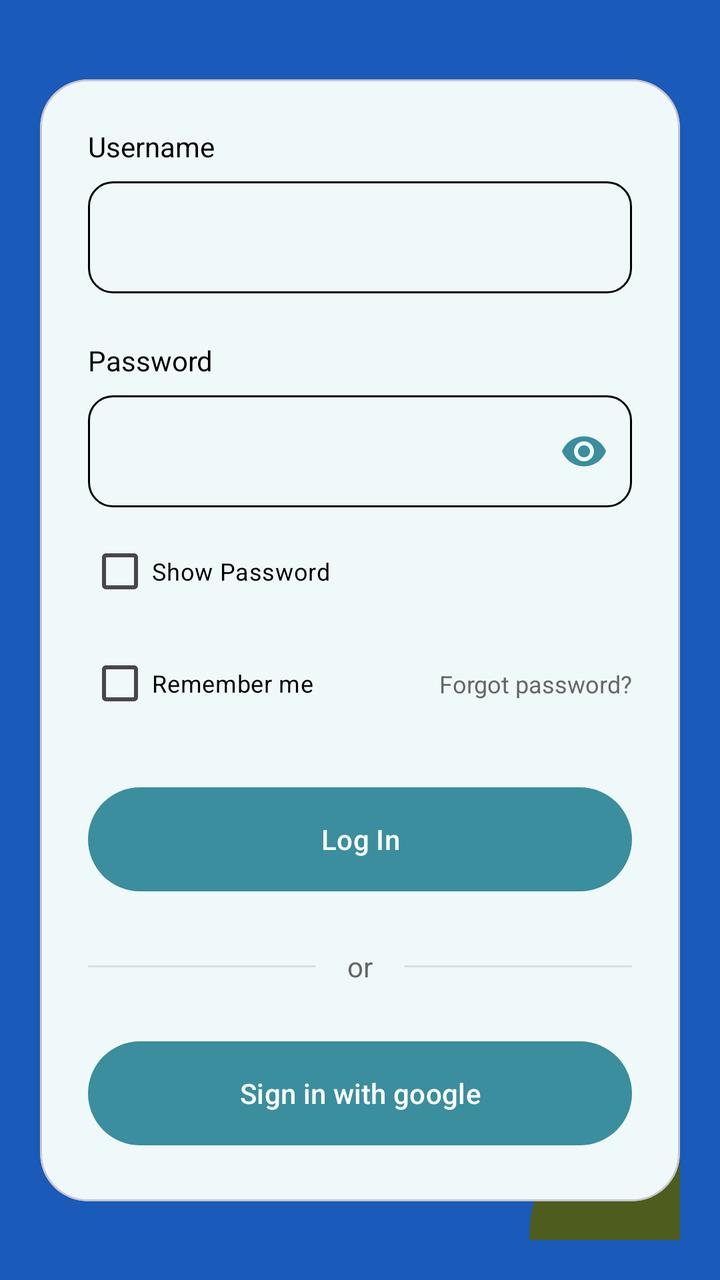
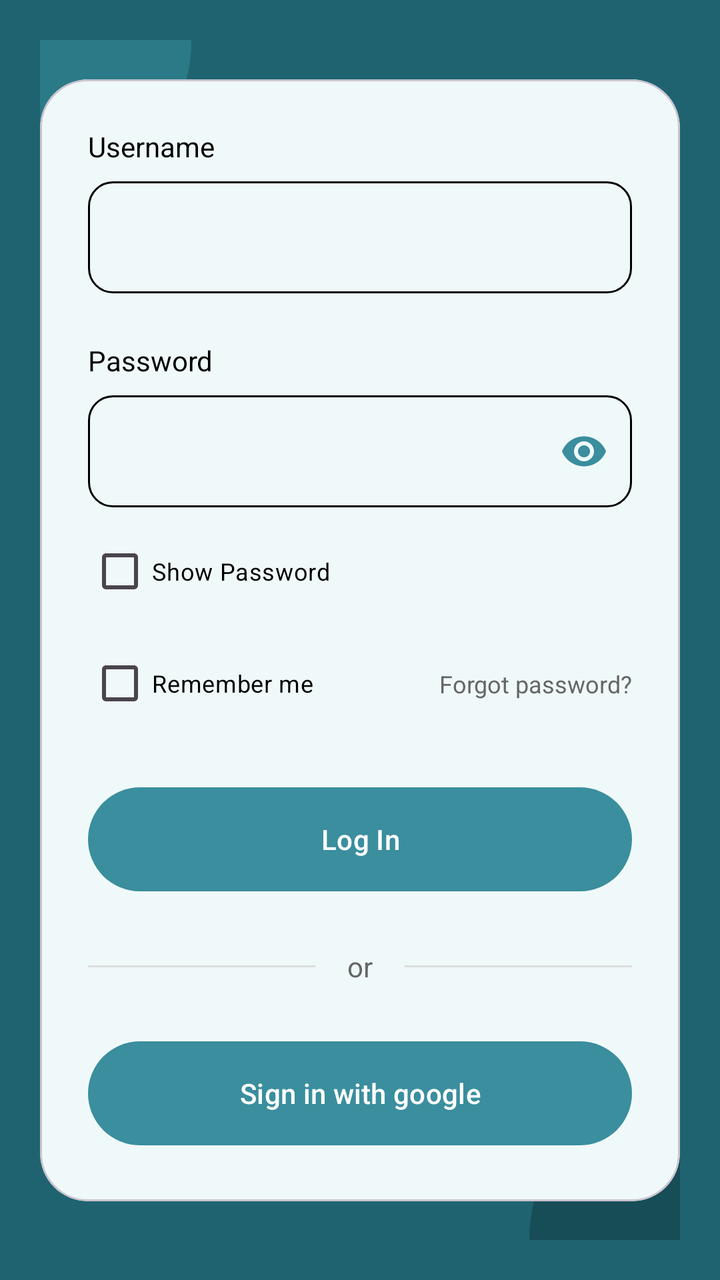

An Android layout rendered at two revisions. The XML below is the earlier revision; the diff shows what the commit changed to produce the second picture.
<!-- AndroidManifest.xml: application theme Theme.PharmaFind -->
<!-- res/layout/dialog_login.xml -->
<?xml version="1.0" encoding="utf-8"?>
<androidx.constraintlayout.widget.ConstraintLayout xmlns:android="http://schemas.android.com/apk/res/android"
    xmlns:app="http://schemas.android.com/apk/res-auto"
    android:layout_width="match_parent"
    android:layout_height="wrap_content"
    android:background="@color/primary_dark"
    android:padding="20dp">

    
    <View
        android:layout_width="150dp"
        android:layout_height="150dp"
        android:background="@drawable/circle_background"
        android:backgroundTint="#1A5AB8"
        android:layout_marginTop="-75dp"
        android:layout_marginStart="-75dp"
        app:layout_constraintTop_toTopOf="parent"
        app:layout_constraintStart_toStartOf="parent" />

    <View
        android:layout_width="150dp"
        android:layout_height="150dp"
        android:background="@drawable/circle_background"
        android:backgroundTint="#4E5D1E"
        android:layout_marginBottom="-75dp"
        android:layout_marginEnd="-75dp"
        app:layout_constraintBottom_toBottomOf="parent"
        app:layout_constraintEnd_toEndOf="parent" />

    <com.google.android.material.card.MaterialCardView
        android:layout_width="match_parent"
        android:layout_height="wrap_content"
        app:cardCornerRadius="24dp"
        app:cardElevation="0dp"
        app:cardBackgroundColor="#F0F9F9"
        app:layout_constraintTop_toTopOf="parent"
        app:layout_constraintBottom_toBottomOf="parent">

        <androidx.constraintlayout.widget.ConstraintLayout
            android:layout_width="match_parent"
            android:layout_height="wrap_content"
            android:padding="24dp">

            <TextView
                android:id="@+id/tvUsernameLabel"
                android:layout_width="wrap_content"
                android:layout_height="wrap_content"
                android:text="@string/username"
                android:textColor="@color/black"
                android:textSize="14sp"
                app:layout_constraintStart_toStartOf="parent"
                app:layout_constraintTop_toTopOf="parent" />

            <EditText
                android:id="@+id/etUsername"
                android:layout_width="match_parent"
                android:layout_height="56dp"
                android:layout_marginTop="8dp"
                android:background="@drawable/edittext_background"
                android:inputType="textPersonName"
                android:textColor="@color/black"
                android:paddingHorizontal="16dp"
                app:layout_constraintTop_toBottomOf="@id/tvUsernameLabel" />

            <TextView
                android:id="@+id/tvPasswordLabel"
                android:layout_width="wrap_content"
                android:layout_height="wrap_content"
                android:layout_marginTop="24dp"
                android:text="@string/password"
                android:textColor="@color/black"
                android:textSize="14sp"
                app:layout_constraintStart_toStartOf="parent"
                app:layout_constraintTop_toBottomOf="@id/etUsername" />

            <com.google.android.material.textfield.TextInputLayout
                android:id="@+id/tilPassword"
                android:layout_width="match_parent"
                android:layout_height="wrap_content"
                android:layout_marginTop="8dp"
                app:endIconMode="password_toggle"
                app:endIconTint="@color/primary_teal"
                app:hintEnabled="false"
                app:layout_constraintTop_toBottomOf="@id/tvPasswordLabel">

                <com.google.android.material.textfield.TextInputEditText
                    android:id="@+id/etPassword"
                    android:layout_width="match_parent"
                    android:layout_height="56dp"
                    android:background="@drawable/edittext_background"
                    android:inputType="textPassword"
                    android:paddingHorizontal="16dp"
                    android:textColor="@color/black" />
            </com.google.android.material.textfield.TextInputLayout>

            <CheckBox
                android:id="@+id/cbShowPassword"
                android:layout_width="wrap_content"
                android:layout_height="wrap_content"
                android:layout_marginTop="8dp"
                android:text="Show Password"
                android:textColor="@color/black"
                android:textSize="12sp"
                app:layout_constraintStart_toStartOf="parent"
                app:layout_constraintTop_toBottomOf="@id/tilPassword" />

            <CheckBox
                android:id="@+id/cbRememberMe"
                android:layout_width="wrap_content"
                android:layout_height="wrap_content"
                android:layout_marginTop="8dp"
                android:text="@string/remember_me"
                android:textColor="@color/black"
                android:textSize="12sp"
                app:layout_constraintStart_toStartOf="parent"
                app:layout_constraintTop_toBottomOf="@id/cbShowPassword" />

            <TextView
                android:id="@+id/tvForgotPassword"
                android:layout_width="wrap_content"
                android:layout_height="wrap_content"
                android:text="@string/forgot_password"
                android:textColor="@color/text_gray"
                android:textSize="12sp"
                app:layout_constraintBottom_toBottomOf="@id/cbRememberMe"
                app:layout_constraintEnd_toEndOf="parent"
                app:layout_constraintTop_toTopOf="@id/cbRememberMe" />

            <com.google.android.material.button.MaterialButton
                android:id="@+id/btnLoginSubmit"
                android:layout_width="match_parent"
                android:layout_height="60dp"
                android:layout_marginTop="24dp"
                android:text="@string/log_in"
                android:textAllCaps="false"
                app:cornerRadius="30dp"
                app:backgroundTint="@color/primary_teal"
                app:layout_constraintTop_toBottomOf="@id/cbRememberMe" />

            <View
                android:id="@+id/vDividerLeft"
                android:layout_width="0dp"
                android:layout_height="1dp"
                android:background="@color/divider_color"
                android:layout_marginEnd="16dp"
                app:layout_constraintBottom_toBottomOf="@id/tvOr"
                app:layout_constraintEnd_toStartOf="@id/tvOr"
                app:layout_constraintStart_toStartOf="parent"
                app:layout_constraintTop_toTopOf="@id/tvOr" />

            <TextView
                android:id="@+id/tvOr"
                android:layout_width="wrap_content"
                android:layout_height="wrap_content"
                android:layout_marginTop="24dp"
                android:text="@string/or"
                android:textColor="@color/text_gray"
                app:layout_constraintEnd_toEndOf="parent"
                app:layout_constraintStart_toStartOf="parent"
                app:layout_constraintTop_toBottomOf="@id/btnLoginSubmit" />

            <View
                android:id="@+id/vDividerRight"
                android:layout_width="0dp"
                android:layout_height="1dp"
                android:background="@color/divider_color"
                android:layout_marginStart="16dp"
                app:layout_constraintBottom_toBottomOf="@id/tvOr"
                app:layout_constraintEnd_toEndOf="parent"
                app:layout_constraintStart_toEndOf="@id/tvOr"
                app:layout_constraintTop_toTopOf="@id/tvOr" />

            <com.google.android.material.button.MaterialButton
                android:id="@+id/btnGoogleSignIn"
                android:layout_width="match_parent"
                android:layout_height="60dp"
                android:layout_marginTop="24dp"
                android:text="@string/sign_in_with_google"
                android:textAllCaps="false"
                app:cornerRadius="30dp"
                app:backgroundTint="@color/primary_teal"
                app:layout_constraintTop_toBottomOf="@id/tvOr" />

        </androidx.constraintlayout.widget.ConstraintLayout>
    </com.google.android.material.card.MaterialCardView>

</androidx.constraintlayout.widget.ConstraintLayout>
<!-- resources referenced by this layout -->
<resources>
  <color name="black">#FF000000</color>
  <color name="divider_color">#DDDDDD</color>
  <color name="primary_dark">#1A5AB8</color>
  <color name="primary_teal">#3A8E9D</color>
  <color name="text_gray">#666666</color>
  <!-- drawable circle_background (drawable) -->
  <?xml version="1.0" encoding="utf-8"?>
  <shape xmlns:android="http://schemas.android.com/apk/res/android"
      android:shape="oval">
      <solid android:color="#A0D8D8" />
  </shape>
  <!-- drawable edittext_background (drawable) -->
  <?xml version="1.0" encoding="utf-8"?>
  <shape xmlns:android="http://schemas.android.com/apk/res/android">
      <corners android:radius="12dp" />
      <stroke android:width="1dp" android:color="#000000" />
      <solid android:color="@android:color/transparent" />
  </shape>
  <string name="forgot_password">Forgot password?</string>
  <string name="log_in">Log In</string>
  <string name="or">or</string>
  <string name="password">Password</string>
  <string name="remember_me">Remember me</string>
  <string name="sign_in_with_google">Sign in with google</string>
  <string name="username">Username</string>
  <style name="Theme.PharmaFind" parent="Base.Theme.PharmaFind" />
  <style name="Base.Theme.PharmaFind" parent="Theme.Material3.DayNight.NoActionBar">
          
          
      </style>
</resources>

<!-- the commit's change to res/layout/dialog_login.xml (unified diff, before → after) -->
@@ -11,7 +11,7 @@
         android:layout_width="150dp"
         android:layout_height="150dp"
         android:background="@drawable/circle_background"
-        android:backgroundTint="#1A5AB8"
+        android:backgroundTint="@color/decor_circle_light"
         android:layout_marginTop="-75dp"
         android:layout_marginStart="-75dp"
         app:layout_constraintTop_toTopOf="parent"
@@ -21,7 +21,7 @@
         android:layout_width="150dp"
         android:layout_height="150dp"
         android:background="@drawable/circle_background"
-        android:backgroundTint="#4E5D1E"
+        android:backgroundTint="@color/decor_circle_dark"
         android:layout_marginBottom="-75dp"
         android:layout_marginEnd="-75dp"
         app:layout_constraintBottom_toBottomOf="parent"
<!-- resource entries referenced after the edit -->
@@ -1,8 +1,10 @@
 <!-- resources referenced by this layout -->
 <resources>
   <color name="black">#FF000000</color>
+  <color name="decor_circle_dark">#174D57</color>
+  <color name="decor_circle_light">#2B7A87</color>
   <color name="divider_color">#DDDDDD</color>
-  <color name="primary_dark">#1A5AB8</color>
+  <color name="primary_dark">#1F6371</color>
   <color name="primary_teal">#3A8E9D</color>
   <color name="text_gray">#666666</color>
   <!-- drawable circle_background (drawable) -->
@@ -25,10 +27,21 @@
   <string name="remember_me">Remember me</string>
   <string name="sign_in_with_google">Sign in with google</string>
   <string name="username">Username</string>
-  <style name="Theme.PharmaFind" parent="Base.Theme.PharmaFind" />
+  <style name="Theme.PharmaFind" parent="Base.Theme.PharmaFind">
+          <item name="colorPrimary">@color/primary_teal</item>
+          <item name="colorOnPrimary">@color/white</item>
+          <item name="colorPrimaryContainer">@color/teal_container</item>
+          <item name="colorOnPrimaryContainer">@color/primary_dark</item>
+          <item name="colorSecondary">@color/primary_teal</item>
+          <item name="colorOnSecondary">@color/white</item>
+          <item name="colorSecondaryContainer">@color/teal_container</item>
+          <item name="colorOnSecondaryContainer">@color/primary_dark</item>
+      </style>
   <style name="Base.Theme.PharmaFind" parent="Theme.Material3.DayNight.NoActionBar">
           
           
       </style>
+  <color name="white">#FFFFFFFF</color>
+  <color name="teal_container">#D6EEF1</color>
 </resources>
 
